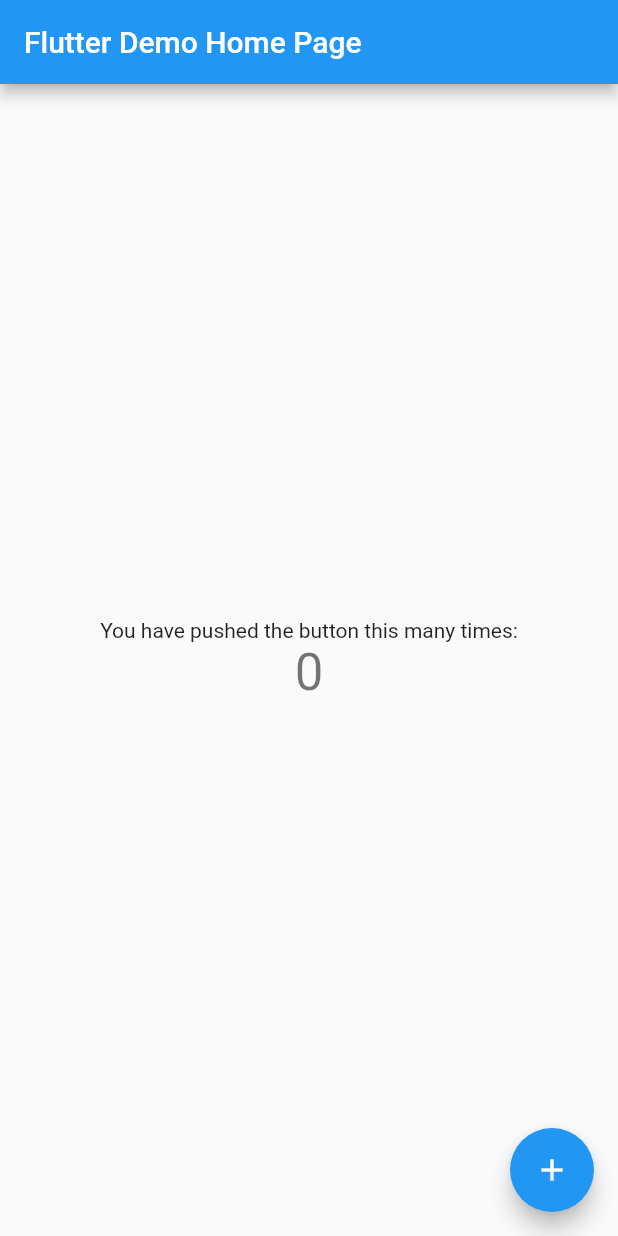
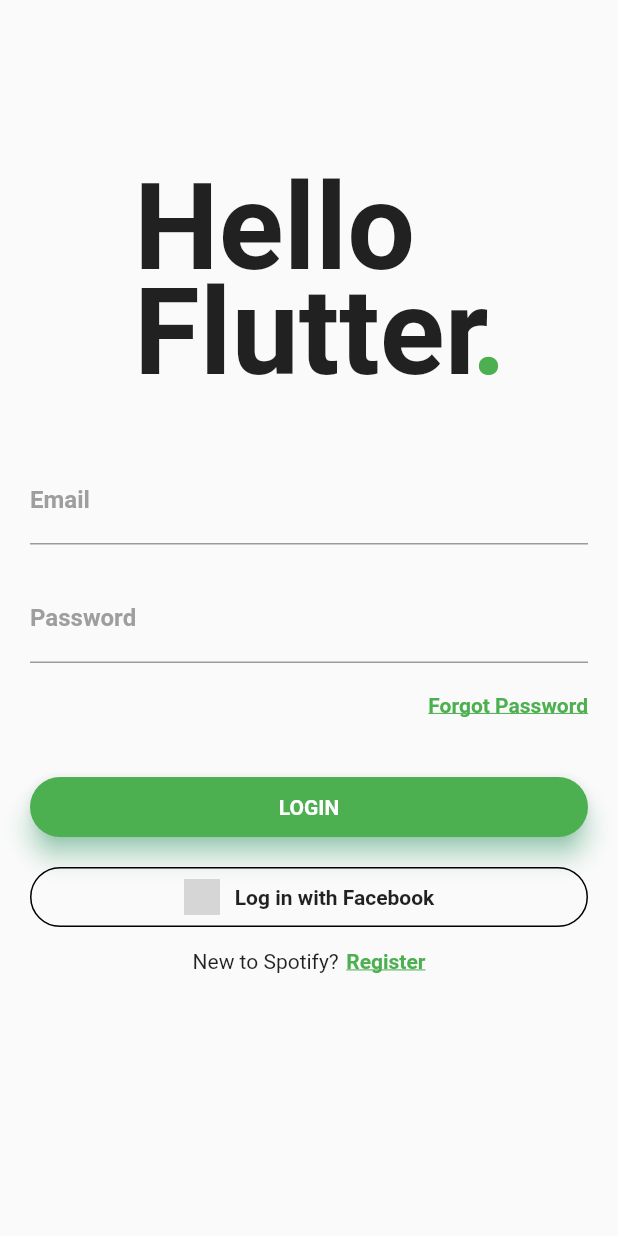
Before and after one commit to TaeseongYun/Flutter_FacebookLogin_App_Clone, a Flutter app: the screen it shows after launch, on a phone screen of 412 x 824 dp. Run offline on Flutter 3.47's test engine with Material 2 defaults, Android fonts, the phone set to English and light mode, and no system bars; Roboto replaces fonts that are missing (Montserrat); project files that could hold a hidden picture were left out; grey boxes are pictures that could not be loaded.

Commit message:
Update[Images], Update[main]

```diff
--- a/lib/main.dart
+++ b/lib/main.dart
@@ -3,109 +3,181 @@ import 'package:flutter/material.dart';
 void main() => runApp(MyApp());
 
 class MyApp extends StatelessWidget {
-  // This widget is the root of your application.
   @override
   Widget build(BuildContext context) {
-    return MaterialApp(
-      title: 'Flutter Demo',
-      theme: ThemeData(
-        // This is the theme of your application.
-        //
-        // Try running your application with "flutter run". You'll see the
-        // application has a blue toolbar. Then, without quitting the app, try
-        // changing the primarySwatch below to Colors.green and then invoke
-        // "hot reload" (press "r" in the console where you ran "flutter run",
-        // or simply save your changes to "hot reload" in a Flutter IDE).
-        // Notice that the counter didn't reset back to zero; the application
-        // is not restarted.
-        primarySwatch: Colors.blue,
-      ),
-      home: MyHomePage(title: 'Flutter Demo Home Page'),
+    return new MaterialApp(
+      debugShowCheckedModeBanner: false,
+//      routes: <String, WidgetBuilder> {
+//        '/signup': (BuildContext context) => new SignupPage()
+//      },
+      home: new MyHomePage(),
     );
   }
 }
 
 class MyHomePage extends StatefulWidget {
-  MyHomePage({Key key, this.title}) : super(key: key);
-
-  // This widget is the home page of your application. It is stateful, meaning
-  // that it has a State object (defined below) that contains fields that affect
-  // how it looks.
-
-  // This class is the configuration for the state. It holds the values (in this
-  // case the title) provided by the parent (in this case the App widget) and
-  // used by the build method of the State. Fields in a Widget subclass are
-  // always marked "final".
-
-  final String title;
-
   @override
-  _MyHomePageState createState() => _MyHomePageState();
+  _MyHomePageState createState() => new _MyHomePageState();
 }
 
 class _MyHomePageState extends State<MyHomePage> {
-  int _counter = 0;
-
-  void _incrementCounter() {
-    setState(() {
-      // This call to setState tells the Flutter framework that something has
-      // changed in this State, which causes it to rerun the build method below
-      // so that the display can reflect the updated values. If we changed
-      // _counter without calling setState(), then the build method would not be
-      // called again, and so nothing would appear to happen.
-      _counter++;
-    });
-  }
-
   @override
   Widget build(BuildContext context) {
-    // This method is rerun every time setState is called, for instance as done
-    // by the _incrementCounter method above.
-    //
-    // The Flutter framework has been optimized to make rerunning build methods
-    // fast, so that you can just rebuild anything that needs updating rather
-    // than having to individually change instances of widgets.
-    return Scaffold(
-      appBar: AppBar(
-        // Here we take the value from the MyHomePage object that was created by
-        // the App.build method, and use it to set our appbar title.
-        title: Text(widget.title),
+    // TODO: implement build
+    return new Scaffold(
+      body: Column(
+        children: <Widget>[
+          Container(
+            child: Stack(
+              children: <Widget>[
+                Container(
+                  padding: EdgeInsets.fromLTRB(15.0, 105.0, 0.0, 0.0),
+                  child: Text(
+                    'Hello',
+                    style: TextStyle(
+                      fontSize: 80.0, fontWeight: FontWeight.bold),
                   ),
-      body: Center(
-        // Center is a layout widget. It takes a single child and positions it
-        // in the middle of the parent.
+                ),
+                Container(
+                  padding: EdgeInsets.fromLTRB(15.0, 175.0, 0.0, 0.0),
+                  child: Text(
+                    'Flutter',
+                    style: TextStyle(
+                        fontSize: 80.0, fontWeight: FontWeight.bold),
+                  ),
+                ),
+                Container(
+                  padding: EdgeInsets.fromLTRB(240.0, 175.0, 0.0, 0.0),
+                  child: Text(
+                    '.',
+                    style: TextStyle(
+                        fontSize: 80.0, fontWeight: FontWeight.bold, color: Colors.green)),
+                )
+              ],
+            ),
+          ),
+          Container(
+            padding: EdgeInsets.only(top: 35.0, left: 20.0, right: 20.0),
             child: Column(
-          // Column is also layout widget. It takes a list of children and
-          // arranges them vertically. By default, it sizes itself to fit its
-          // children horizontally, and tries to be as tall as its parent.
-          //
-          // Invoke "debug painting" (press "p" in the console, choose the
-          // "Toggle Debug Paint" action from the Flutter Inspector in Android
-          // Studio, or the "Toggle Debug Paint" command in Visual Studio Code)
-          // to see the wireframe for each widget.
-          //
-          // Column has various properties to control how it sizes itself and
-          // how it positions its children. Here we use mainAxisAlignment to
-          // center the children vertically; the main axis here is the vertical
-          // axis because Columns are vertical (the cross axis would be
-          // horizontal).
+              children: <Widget>[
+                TextField(
+                  decoration: InputDecoration(
+                    labelText: 'Email',
+                    labelStyle: TextStyle(
+                      fontFamily: 'Montserrat',
+                      fontWeight: FontWeight.bold,
+                      color: Colors.grey),
+                    focusedBorder: UnderlineInputBorder(
+                      borderSide: BorderSide(color: Colors.green))),
+                ),
+                SizedBox(height: 20.0,),
+                TextField(
+                  decoration: InputDecoration(
+                      labelText: 'Password',
+                      labelStyle: TextStyle(
+                          fontFamily: 'Montserrat',
+                          fontWeight: FontWeight.bold,
+                          color: Colors.grey),
+                      focusedBorder: UnderlineInputBorder(
+                          borderSide: BorderSide(color: Colors.green))),
+                  obscureText: true,
+                ),
+                SizedBox(height: 5.0),
+                Container(
+                  alignment: Alignment(1.0, 0.0),
+                  padding: EdgeInsets.only(top: 15.0, left: 20.0),
+                  child: InkWell(
+                    child: Text(
+                      'Forgot Password',
+                      style: TextStyle(
+                        color: Colors.green,
+                        fontWeight: FontWeight.bold,
+                        fontFamily: 'Montserrat',
+                        decoration: TextDecoration.underline),
+                    ),
+                  ),
+                ),
+                SizedBox(height: 40.0),
+                Container(
+                  height: 40.0,
+                  child: Material(
+                    borderRadius: BorderRadius.circular(20.0),
+                    shadowColor: Colors.greenAccent,
+                    color: Colors.green,
+                    elevation: 7.0,
+                    child: GestureDetector(
+                      onTap: () {},
+                      child: Center(
+                        child: Text(
+                          'LOGIN',
+                          style: TextStyle(
+                            fontFamily: 'Montserrat',
+                            color: Colors.white,
+                            fontWeight: FontWeight.bold),
+                        ),
+                      ),
+                    ),
+                  ),
+                ),
+                SizedBox(height: 20.0),
+                Container(
+                  height: 40.0,
+                  color: Colors.transparent,
+                  child: Container(
+                    decoration: BoxDecoration(
+                      border: Border.all(
+                        color: Colors.black,
+                        style: BorderStyle.solid,
+                        width: 1.0),
+                      color: Colors.transparent,
+                      borderRadius: BorderRadius.circular(20.0)),
+                    child: Row(
+                      mainAxisAlignment: MainAxisAlignment.center,
+                      children: <Widget>[
+                        Center(
+                          child:
+                                  ImageIcon(AssetImage('assets/facebook.png')),
+                        ),
+                        SizedBox(width: 10.0,),
+                        Center(
+                          child: Text(
+                            'Log in with Facebook',
+                            style: TextStyle(
+                              fontWeight: FontWeight.bold,
+                              fontFamily: 'Montserrat')),
+                        )
+                      ],
+                    ),
+                  ),
+                )
+              ],
+            )),
+          SizedBox(height: 15.0),
+          Row(
             mainAxisAlignment: MainAxisAlignment.center,
             children: <Widget>[
               Text(
-              'You have pushed the button this many times:',
+                'New to Spotify?',
+                style: TextStyle(
+                  fontFamily: 'Montserrat'),
               ),
-            Text(
-              '$_counter',
-              style: Theme.of(context).textTheme.display1,
+              SizedBox(width: 5.0),
+              InkWell(
+                onTap: () {
+                  Navigator.of(context).pushNamed('/signup');
+                },
+                child: Text(
+                  'Register',
+                  style: TextStyle(
+                    color: Colors.green,
+                    fontWeight: FontWeight.bold,
+                    fontFamily: 'Montserrat',
+                    decoration: TextDecoration.underline),
                 ),
+              )
             ],
-        ),
-      ),
-      floatingActionButton: FloatingActionButton(
-        onPressed: _incrementCounter,
-        tooltip: 'Increment',
-        child: Icon(Icons.add),
-      ), // This trailing comma makes auto-formatting nicer for build methods.
-    );
+          )
+        ],
+      ));
   }
 }
```
Also changed, not shown: assets/Montserrat-Black.ttf (added), assets/Montserrat-BlackItalic.ttf (added), assets/Montserrat-Bold.ttf (added), assets/Montserrat-BoldItalic.ttf (added), assets/Montserrat-ExtraBold.ttf (added), assets/Montserrat-ExtraBoldItalic.ttf (added), assets/Montserrat-ExtraLight.ttf (added), assets/Montserrat-ExtraLightItalic.ttf (added), assets/Montserrat-Italic.ttf (added), assets/Montserrat-Light.ttf (added), assets/Montserrat-LightItalic.ttf (added), assets/Montserrat-Medium.ttf (added), assets/Montserrat-MediumItalic.ttf (added), assets/Montserrat-Regular.ttf (added), 5 more files. Lines whose indentation alone changed are shown as unchanged.
